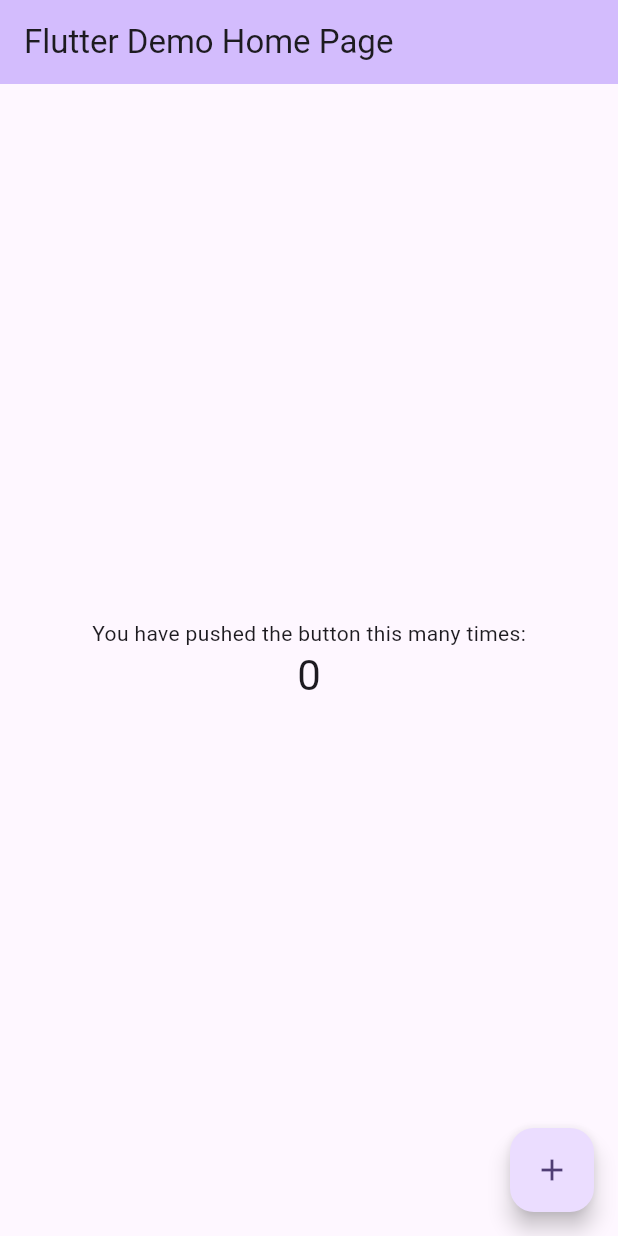
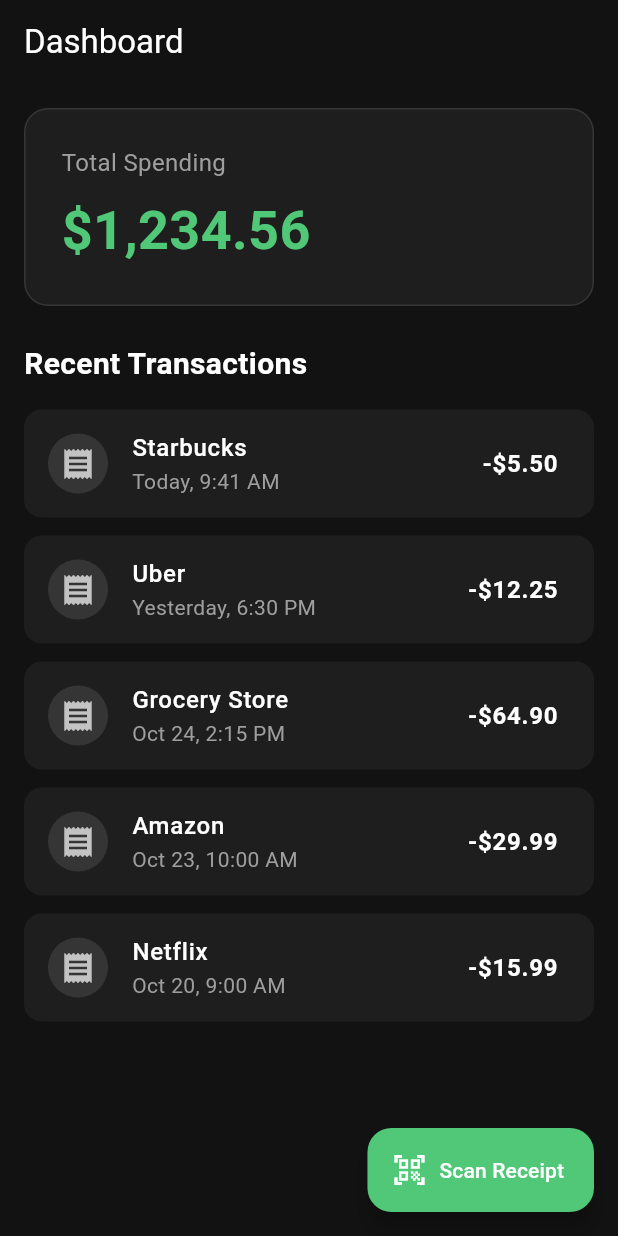
Before and after one commit to ICURobot/jules_receipt_test, a Flutter app: the screen it shows after launch, on a phone screen of 412 x 824 dp. Run offline on Flutter 3.47's test engine with Material 3 defaults, Android fonts, the phone set to English and light mode, and no system bars.

Commit message:
Implement Dashboard UI with Modern Dark Theme
- Create `lib/screens/dashboard_screen.dart` with Total Spending card, Scan Receipt FAB, and transaction list.
- Update `lib/main.dart` to set Dashboard as home and apply dark theme (#121212) with Emerald Green (#50C878) accents.
- Add widget test for DashboardScreen.

```diff
--- a/lib/main.dart
+++ b/lib/main.dart
@@ -1,4 +1,5 @@
 import 'package:flutter/material.dart';
+import 'screens/dashboard_screen.dart';
 
 void main() {
   runApp(const MyApp());
@@ -7,116 +8,20 @@ void main() {
 class MyApp extends StatelessWidget {
   const MyApp({super.key});
 
-  // This widget is the root of your application.
   @override
   Widget build(BuildContext context) {
     return MaterialApp(
-      title: 'Flutter Demo',
+      title: 'Expense Tracker',
       theme: ThemeData(
-        // This is the theme of your application.
-        //
-        // TRY THIS: Try running your application with "flutter run". You'll see
-        // the application has a purple toolbar. Then, without quitting the app,
-        // try changing the seedColor in the colorScheme below to Colors.green
-        // and then invoke "hot reload" (save your changes or press the "hot
-        // reload" button in a Flutter-supported IDE, or press "r" if you used
-        // the command line to start the app).
-        //
-        // Notice that the counter didn't reset back to zero; the application
-        // state is not lost during the reload. To reset the state, use hot
-        // restart instead.
-        //
-        // This works for code too, not just values: Most code changes can be
-        // tested with just a hot reload.
-        colorScheme: .fromSeed(seedColor: Colors.deepPurple),
+        scaffoldBackgroundColor: const Color(0xFF121212),
+        colorScheme: ColorScheme.fromSeed(
+          seedColor: const Color(0xFF50C878),
+          brightness: Brightness.dark,
+          primary: const Color(0xFF50C878),
+        ),
+        useMaterial3: true,
       ),
-      home: const MyHomePage(title: 'Flutter Demo Home Page'),
+      home: const DashboardScreen(),
     );
   }
 }
-
-class MyHomePage extends StatefulWidget {
-  const MyHomePage({super.key, required this.title});
-
-  // This widget is the home page of your application. It is stateful, meaning
-  // that it has a State object (defined below) that contains fields that affect
-  // how it looks.
-
-  // This class is the configuration for the state. It holds the values (in this
-  // case the title) provided by the parent (in this case the App widget) and
-  // used by the build method of the State. Fields in a Widget subclass are
-  // always marked "final".
-
-  final String title;
-
-  @override
-  State<MyHomePage> createState() => _MyHomePageState();
-}
-
-class _MyHomePageState extends State<MyHomePage> {
-  int _counter = 0;
-
-  void _incrementCounter() {
-    setState(() {
-      // This call to setState tells the Flutter framework that something has
-      // changed in this State, which causes it to rerun the build method below
-      // so that the display can reflect the updated values. If we changed
-      // _counter without calling setState(), then the build method would not be
-      // called again, and so nothing would appear to happen.
-      _counter++;
-    });
-  }
-
-  @override
-  Widget build(BuildContext context) {
-    // This method is rerun every time setState is called, for instance as done
-    // by the _incrementCounter method above.
-    //
-    // The Flutter framework has been optimized to make rerunning build methods
-    // fast, so that you can just rebuild anything that needs updating rather
-    // than having to individually change instances of widgets.
-    return Scaffold(
-      appBar: AppBar(
-        // TRY THIS: Try changing the color here to a specific color (to
-        // Colors.amber, perhaps?) and trigger a hot reload to see the AppBar
-        // change color while the other colors stay the same.
-        backgroundColor: Theme.of(context).colorScheme.inversePrimary,
-        // Here we take the value from the MyHomePage object that was created by
-        // the App.build method, and use it to set our appbar title.
-        title: Text(widget.title),
-      ),
-      body: Center(
-        // Center is a layout widget. It takes a single child and positions it
-        // in the middle of the parent.
-        child: Column(
-          // Column is also a layout widget. It takes a list of children and
-          // arranges them vertically. By default, it sizes itself to fit its
-          // children horizontally, and tries to be as tall as its parent.
-          //
-          // Column has various properties to control how it sizes itself and
-          // how it positions its children. Here we use mainAxisAlignment to
-          // center the children vertically; the main axis here is the vertical
-          // axis because Columns are vertical (the cross axis would be
-          // horizontal).
-          //
-          // TRY THIS: Invoke "debug painting" (choose the "Toggle Debug Paint"
-          // action in the IDE, or press "p" in the console), to see the
-          // wireframe for each widget.
-          mainAxisAlignment: .center,
-          children: [
-            const Text('You have pushed the button this many times:'),
-            Text(
-              '$_counter',
-              style: Theme.of(context).textTheme.headlineMedium,
-            ),
-          ],
-        ),
-      ),
-      floatingActionButton: FloatingActionButton(
-        onPressed: _incrementCounter,
-        tooltip: 'Increment',
-        child: const Icon(Icons.add),
-      ),
-    );
-  }
-}
--- /dev/null
+++ b/lib/screens/dashboard_screen.dart
@@ -0,0 +1,117 @@
+import 'package:flutter/material.dart';
+
+class DashboardScreen extends StatelessWidget {
+  const DashboardScreen({super.key});
+
+  @override
+  Widget build(BuildContext context) {
+    const emeraldGreen = Color(0xFF50C878);
+    const backgroundColor = Color(0xFF121212);
+    const cardColor = Color(0xFF1E1E1E);
+
+    return Scaffold(
+      backgroundColor: backgroundColor,
+      appBar: AppBar(
+        title: const Text('Dashboard', style: TextStyle(color: Colors.white)),
+        backgroundColor: backgroundColor,
+        elevation: 0,
+      ),
+      floatingActionButton: FloatingActionButton.extended(
+        onPressed: () {
+          // Scan receipt action
+        },
+        backgroundColor: emeraldGreen,
+        icon: const Icon(Icons.qr_code_scanner, color: Colors.white),
+        label: const Text('Scan Receipt', style: TextStyle(color: Colors.white)),
+      ),
+      body: SingleChildScrollView(
+        padding: const EdgeInsets.all(16.0),
+        child: Column(
+          crossAxisAlignment: CrossAxisAlignment.start,
+          children: [
+            // Total Spending Card
+            Container(
+              width: double.infinity,
+              padding: const EdgeInsets.all(24.0),
+              decoration: BoxDecoration(
+                color: cardColor,
+                borderRadius: BorderRadius.circular(16.0),
+                border: Border.all(color: Colors.white10),
+              ),
+              child: Column(
+                crossAxisAlignment: CrossAxisAlignment.start,
+                children: [
+                  const Text(
+                    'Total Spending',
+                    style: TextStyle(
+                      color: Colors.grey,
+                      fontSize: 16.0,
+                    ),
+                  ),
+                  const SizedBox(height: 8.0),
+                  const Text(
+                    '\$1,234.56',
+                    style: TextStyle(
+                      color: emeraldGreen,
+                      fontSize: 36.0,
+                      fontWeight: FontWeight.bold,
+                    ),
+                  ),
+                ],
+              ),
+            ),
+            const SizedBox(height: 24.0),
+            // Recent Transactions Header
+            const Text(
+              'Recent Transactions',
+              style: TextStyle(
+                color: Colors.white,
+                fontSize: 20.0,
+                fontWeight: FontWeight.bold,
+              ),
+            ),
+            const SizedBox(height: 16.0),
+            // Transactions List
+            _buildTransactionItem('Starbucks', 'Today, 9:41 AM', '-\$5.50', cardColor),
+            _buildTransactionItem('Uber', 'Yesterday, 6:30 PM', '-\$12.25', cardColor),
+            _buildTransactionItem('Grocery Store', 'Oct 24, 2:15 PM', '-\$64.90', cardColor),
+            _buildTransactionItem('Amazon', 'Oct 23, 10:00 AM', '-\$29.99', cardColor),
+            _buildTransactionItem('Netflix', 'Oct 20, 9:00 AM', '-\$15.99', cardColor),
+          ],
+        ),
+      ),
+    );
+  }
+
+  Widget _buildTransactionItem(String title, String subtitle, String amount, Color cardColor) {
+    return Container(
+      margin: const EdgeInsets.only(bottom: 12.0),
+      decoration: BoxDecoration(
+        color: cardColor,
+        borderRadius: BorderRadius.circular(12.0),
+      ),
+      child: ListTile(
+        leading: const CircleAvatar(
+          backgroundColor: Colors.white10,
+          child: Icon(Icons.receipt, color: Colors.white70),
+        ),
+        title: Text(
+          title,
+          style: const TextStyle(color: Colors.white, fontWeight: FontWeight.w500),
+        ),
+        subtitle: Text(
+          subtitle,
+          style: const TextStyle(color: Colors.grey),
+        ),
+        trailing: Text(
+          amount,
+          style: const TextStyle(
+            color: Colors.white,
+            fontWeight: FontWeight.bold,
+            fontSize: 16.0,
+          ),
+        ),
+      ),
+    );
+  }
+}
```
Also changed, not shown: 1 other file.
